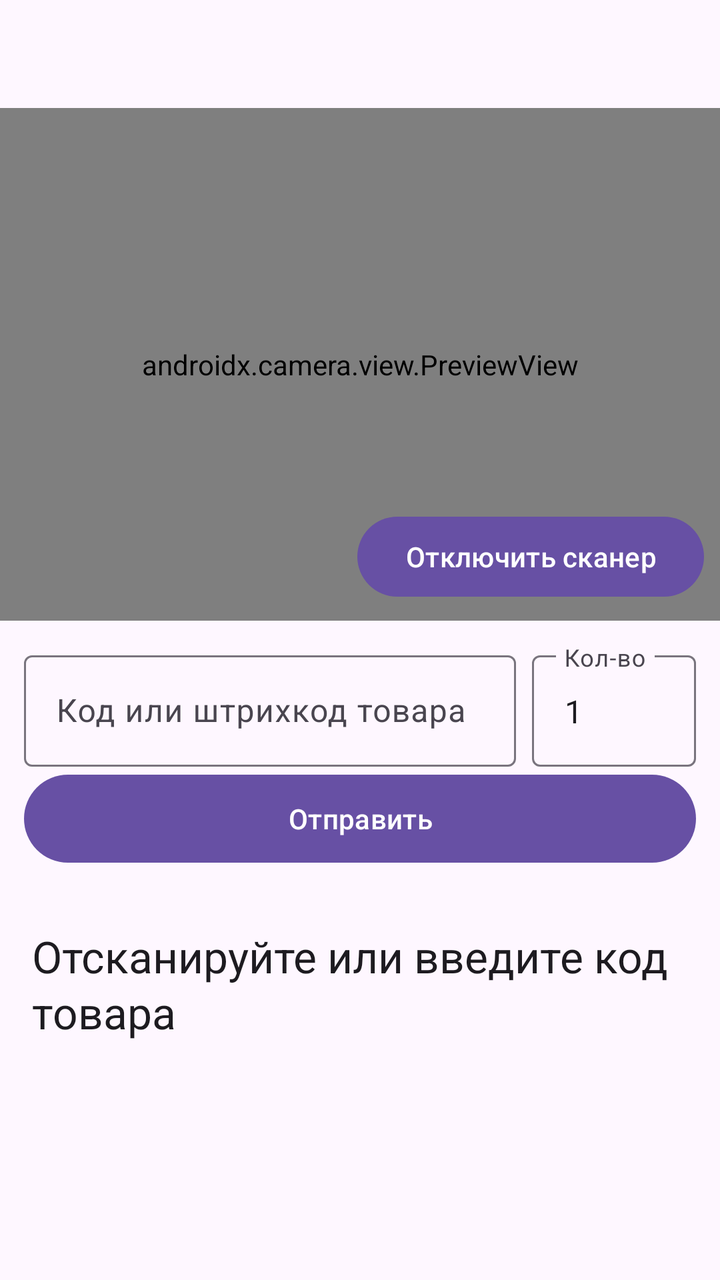
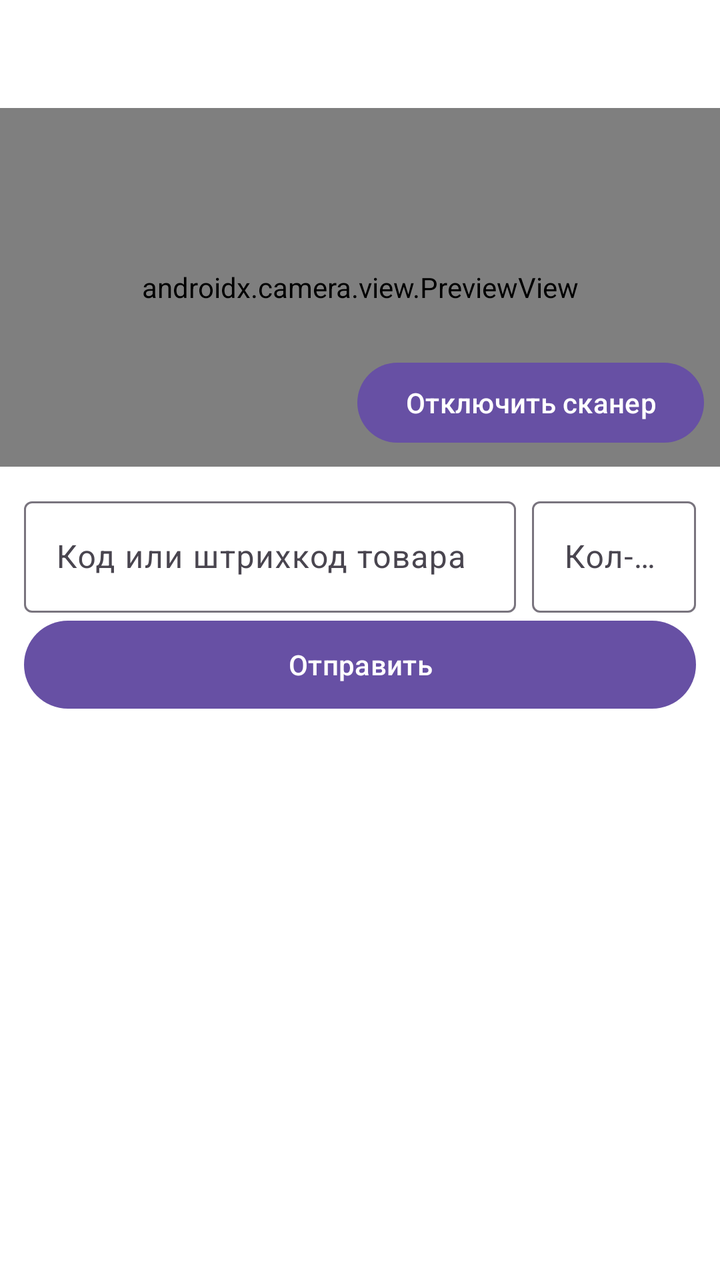

The first picture is an Android layout as it rendered before a commit; the second is the same layout after the commit. The layout source and the unified diff follow.
<!-- AndroidManifest.xml: application theme Theme.MSklad -->
<!-- res/layout/activity_main.xml -->
<?xml version="1.0" encoding="utf-8"?>
<LinearLayout xmlns:android="http://schemas.android.com/apk/res/android"
    android:layout_width="match_parent"
    android:layout_height="match_parent"
    android:orientation="vertical">

    <LinearLayout
        android:layout_width="match_parent"
        android:layout_height="wrap_content"
        android:orientation="vertical"
        android:paddingHorizontal="16dp"
        android:paddingTop="8dp">

        <TextView
            android:id="@+id/moveTitle"
            android:layout_width="match_parent"
            android:layout_height="wrap_content"
            android:textAppearance="?attr/textAppearanceTitleMedium" />

        <TextView
            android:id="@+id/moveRoute"
            android:layout_width="match_parent"
            android:layout_height="wrap_content"
            android:textAppearance="?attr/textAppearanceBodySmall" />
    </LinearLayout>

    <FrameLayout
        android:layout_width="match_parent"
        android:layout_height="0dp"
        android:layout_marginTop="8dp"
        android:layout_weight="4"
        android:background="@color/black">

        <androidx.camera.view.PreviewView
            android:id="@+id/previewView"
            android:layout_width="match_parent"
            android:layout_height="match_parent" />

        <TextView
            android:id="@+id/scannerOffLabel"
            android:layout_width="wrap_content"
            android:layout_height="wrap_content"
            android:layout_gravity="center"
            android:text="@string/scanner_is_off"
            android:textColor="@color/white"
            android:visibility="gone" />

        <Button
            android:id="@+id/scannerToggle"
            android:layout_width="wrap_content"
            android:layout_height="wrap_content"
            android:layout_gravity="bottom|end"
            android:layout_margin="8dp"
            android:text="@string/scanner_off" />
    </FrameLayout>

    <LinearLayout
        android:layout_width="match_parent"
        android:layout_height="wrap_content"
        android:orientation="vertical"
        android:padding="12dp">

        <LinearLayout
            android:layout_width="match_parent"
            android:layout_height="wrap_content"
            android:orientation="horizontal">

            <com.google.android.material.textfield.TextInputLayout
                android:layout_width="0dp"
                android:layout_height="wrap_content"
                android:layout_marginEnd="8dp"
                android:layout_weight="3"
                android:hint="@string/code_hint">

                <com.google.android.material.textfield.TextInputEditText
                    android:id="@+id/codeEdit"
                    android:layout_width="match_parent"
                    android:layout_height="wrap_content"
                    android:imeOptions="actionSend"
                    android:inputType="text"
                    android:singleLine="true" />
            </com.google.android.material.textfield.TextInputLayout>

            <com.google.android.material.textfield.TextInputLayout
                android:layout_width="0dp"
                android:layout_height="wrap_content"
                android:layout_weight="1"
                android:hint="@string/quantity_hint">

                <com.google.android.material.textfield.TextInputEditText
                    android:id="@+id/quantityEdit"
                    android:layout_width="match_parent"
                    android:layout_height="wrap_content"
                    android:inputType="numberDecimal"
                    android:singleLine="true"
                    android:text="1" />
            </com.google.android.material.textfield.TextInputLayout>
        </LinearLayout>

        <Button
            android:id="@+id/sendButton"
            android:layout_width="match_parent"
            android:layout_height="52dp"
            android:text="@string/send" />
    </LinearLayout>

    <LinearLayout
        android:id="@+id/resultZone"
        android:layout_width="match_parent"
        android:layout_height="0dp"
        android:layout_weight="3"
        android:orientation="vertical"
        android:padding="16dp">

        <ProgressBar
            android:id="@+id/progress"
            style="?android:attr/progressBarStyleHorizontal"
            android:layout_width="match_parent"
            android:layout_height="wrap_content"
            android:indeterminate="true"
            android:visibility="gone" />

        <TextView
            android:id="@+id/resultTitle"
            android:layout_width="match_parent"
            android:layout_height="wrap_content"
            android:text="@string/result_idle"
            android:textAppearance="?attr/textAppearanceTitleLarge" />

        <TextView
            android:id="@+id/resultProduct"
            android:layout_width="match_parent"
            android:layout_height="wrap_content"
            android:layout_marginTop="8dp"
            android:textAppearance="?attr/textAppearanceBodyLarge"
            android:textStyle="bold" />

        <TextView
            android:id="@+id/resultSource"
            android:layout_width="match_parent"
            android:layout_height="wrap_content"
            android:layout_marginTop="8dp"
            android:textAppearance="?attr/textAppearanceBodyLarge" />

        <TextView
            android:id="@+id/resultTarget"
            android:layout_width="match_parent"
            android:layout_height="wrap_content"
            android:layout_marginTop="4dp"
            android:textAppearance="?attr/textAppearanceBodyLarge" />
    </LinearLayout>
</LinearLayout>
<!-- resources referenced by this layout -->
<resources>
  <color name="black">#FF000000</color>
  <color name="white">#FFFFFFFF</color>
  <string name="code_hint">Код или штрихкод товара</string>
  <string name="quantity_hint">Кол-во</string>
  <string name="result_idle">Отсканируйте или введите код товара</string>
  <string name="scanner_is_off">Сканер выключен</string>
  <string name="scanner_off">Отключить сканер</string>
  <string name="send">Отправить</string>
  <style name="Theme.MSklad" parent="Theme.Material3.Light.NoActionBar" />
</resources>

<!-- the commit's change to res/layout/activity_main.xml (unified diff, before → after) -->
@@ -2,6 +2,7 @@
 <LinearLayout xmlns:android="http://schemas.android.com/apk/res/android"
     android:layout_width="match_parent"
     android:layout_height="match_parent"
+    android:background="@color/bg_idle"
     android:orientation="vertical">
 
     <LinearLayout
@@ -28,7 +29,7 @@
         android:layout_width="match_parent"
         android:layout_height="0dp"
         android:layout_marginTop="8dp"
-        android:layout_weight="4"
+        android:layout_weight="2.8"
         android:background="@color/black">
 
         <androidx.camera.view.PreviewView
@@ -77,7 +78,7 @@
                     android:layout_width="match_parent"
                     android:layout_height="wrap_content"
                     android:imeOptions="actionSend"
-                    android:inputType="text"
+                    android:inputType="number"
                     android:singleLine="true" />
             </com.google.android.material.textfield.TextInputLayout>
 
@@ -92,8 +93,7 @@
                     android:layout_width="match_parent"
                     android:layout_height="wrap_content"
                     android:inputType="numberDecimal"
-                    android:singleLine="true"
-                    android:text="1" />
+                    android:singleLine="true" />
             </com.google.android.material.textfield.TextInputLayout>
         </LinearLayout>
 
@@ -108,7 +108,8 @@
         android:id="@+id/resultZone"
         android:layout_width="match_parent"
         android:layout_height="0dp"
-        android:layout_weight="3"
+        android:layout_weight="4.2"
+        android:gravity="center"
         android:orientation="vertical"
         android:padding="16dp">
 
@@ -121,32 +122,21 @@
             android:visibility="gone" />
 
         <TextView
-            android:id="@+id/resultTitle"
+            android:id="@+id/resultLine"
             android:layout_width="match_parent"
             android:layout_height="wrap_content"
-            android:text="@string/result_idle"
-            android:textAppearance="?attr/textAppearanceTitleLarge" />
+            android:gravity="center"
+            android:textColor="@color/text_primary"
+            android:textSize="32sp"
+            android:textStyle="bold"
+            android:visibility="gone" />
 
         <TextView
-            android:id="@+id/resultProduct"
+            android:id="@+id/resultMessage"
             android:layout_width="match_parent"
             android:layout_height="wrap_content"
-            android:layout_marginTop="8dp"
-            android:textAppearance="?attr/textAppearanceBodyLarge"
-            android:textStyle="bold" />
-
-        <TextView
-            android:id="@+id/resultSource"
-            android:layout_width="match_parent"
-            android:layout_height="wrap_content"
-            android:layout_marginTop="8dp"
-            android:textAppearance="?attr/textAppearanceBodyLarge" />
-
-        <TextView
-            android:id="@+id/resultTarget"
-            android:layout_width="match_parent"
-            android:layout_height="wrap_content"
-            android:layout_marginTop="4dp"
-            android:textAppearance="?attr/textAppearanceBodyLarge" />
+            android:gravity="center"
+            android:textColor="@color/text_primary"
+            android:textSize="20sp" />
     </LinearLayout>
 </LinearLayout>
<!-- resource entries referenced after the edit -->
@@ -1,10 +1,11 @@
 <!-- resources referenced by this layout -->
 <resources>
+  <color name="bg_idle">#FFFFFFFF</color>
   <color name="black">#FF000000</color>
+  <color name="text_primary">#FF212121</color>
   <color name="white">#FFFFFFFF</color>
   <string name="code_hint">Код или штрихкод товара</string>
   <string name="quantity_hint">Кол-во</string>
-  <string name="result_idle">Отсканируйте или введите код товара</string>
   <string name="scanner_is_off">Сканер выключен</string>
   <string name="scanner_off">Отключить сканер</string>
   <string name="send">Отправить</string>
